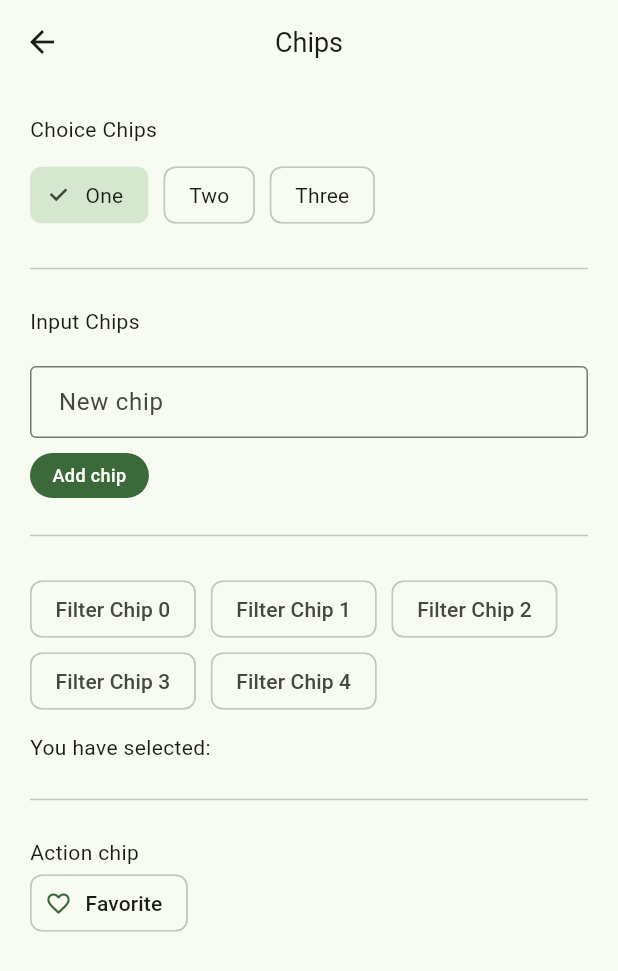
After one commit to C4co/flutter_ds1, a Flutter app: the ChipsPage screen opened by its route, on a phone screen of 412 x 824 dp. The commit adds this screen. Shown: the top 971 px of the screen. Run offline on Flutter 3.47's test engine with Material 2 defaults, Android fonts, the light colour scheme and no system bars; our stand-ins replace go_router.

Commit message:
adding new examples

```diff
--- a/lib/core/routes/router.dart
+++ b/lib/core/routes/router.dart
@@ -35,6 +35,10 @@ final router = GoRouter(
           path: 'dialog',
           builder: (context, state) => const DialogPage(),
         ),
+        GoRoute(
+          path: 'chips',
+          builder: (context, state) => const ChipsPage(),
+        ),
       ],
     ),
   ],
--- /dev/null
+++ b/lib/views/chips/chips.dart
@@ -0,0 +1,39 @@
+import 'package:ds1/ds1.dart';
+import 'package:flutter/material.dart';
+import './examples/choice_chips.dart';
+import './examples/input_chips.dart';
+import './examples/filter_chips.dart';
+import './examples/action_chip.dart';
+
+class ChipsPage extends StatefulWidget {
+  const ChipsPage({super.key});
+
+  @override
+  State<ChipsPage> createState() => _ChipsPageState();
+}
+
+class _ChipsPageState extends State<ChipsPage> {
+  @override
+  Widget build(BuildContext context) {
+    return Scaffold(
+      appBar: AppBar(
+        title: const DS1Text('Chips'),
+      ),
+      body: SingleChildScrollView(
+        padding: const EdgeInsets.all(20),
+        child: Column(
+          crossAxisAlignment: CrossAxisAlignment.start,
+          children: const [
+            ChoiceChipsExample(),
+            Divider(height: 50),
+            InputChipsExample(),
+            Divider(height: 50),
+            FilterChipsExample(),
+            Divider(height: 50),
+            ActionChipExample(),
+          ],
+        ),
+      ),
+    );
+  }
+}
--- /dev/null
+++ b/lib/views/chips/examples/action_chip.dart
@@ -0,0 +1,33 @@
+//example of chip action with one item
+
+import 'package:flutter/material.dart';
+
+class ActionChipExample extends StatefulWidget {
+  const ActionChipExample({super.key});
+
+  @override
+  State<ActionChipExample> createState() => _ActionChipExampleState();
+}
+
+class _ActionChipExampleState extends State<ActionChipExample> {
+  bool favorite = false;
+
+  @override
+  Widget build(BuildContext context) {
+    return Column(
+      crossAxisAlignment: CrossAxisAlignment.start,
+      children: <Widget>[
+        const Text('Action chip'),
+        ActionChip(
+          avatar: Icon(favorite ? Icons.favorite : Icons.favorite_border),
+          label: const Text('Favorite'),
+          onPressed: () {
+            setState(() {
+              favorite = !favorite;
+            });
+          },
+        ),
+      ],
+    );
+  }
+}
--- /dev/null
+++ b/lib/views/chips/examples/choice_chips.dart
@@ -0,0 +1,56 @@
+import 'package:flutter/material.dart';
+import 'package:ds1/ds1.dart';
+
+class ChoiceChipsExample extends StatefulWidget {
+  const ChoiceChipsExample({super.key});
+
+  @override
+  State<ChoiceChipsExample> createState() => _ChoiceChipsExampleState();
+}
+
+class _ChoiceChipsExampleState extends State<ChoiceChipsExample> {
+  int _value = 1;
+
+  @override
+  Widget build(BuildContext context) {
+    return Column(
+      crossAxisAlignment: CrossAxisAlignment.start,
+      children: [
+        const DS1Text('Choice Chips', fontSize: 14),
+        const SizedBox(height: 10),
+        Wrap(
+          spacing: 10,
+          children: [
+            ChoiceChip(
+              label: const DS1Text('One', fontSize: 14),
+              selected: _value == 1,
+              onSelected: (bool selected) {
+                setState(() {
+                  _value = selected ? 1 : 0;
+                });
+              },
+            ),
+            ChoiceChip(
+              label: const DS1Text('Two', fontSize: 14),
+              selected: _value == 2,
+              onSelected: (bool selected) {
+                setState(() {
+                  _value = selected ? 2 : 0;
+                });
+              },
+            ),
+            ChoiceChip(
+              label: const DS1Text('Three', fontSize: 14),
+              selected: _value == 3,
+              onSelected: (bool selected) {
+                setState(() {
+                  _value = selected ? 3 : 0;
+                });
+              },
+            ),
+          ],
+        ),
+      ],
+    );
+  }
+}
--- /dev/null
+++ b/lib/views/chips/examples/filter_chips.dart
@@ -0,0 +1,46 @@
+import 'package:flutter/material.dart';
+
+class FilterChipsExample extends StatefulWidget {
+  const FilterChipsExample({super.key});
+
+  @override
+  State<FilterChipsExample> createState() => _FilterChipsExampleState();
+}
+
+class _FilterChipsExampleState extends State<FilterChipsExample> {
+  final List<String> _filters = <String>[];
+
+  @override
+  Widget build(BuildContext context) {
+    return Column(
+      crossAxisAlignment: CrossAxisAlignment.start,
+      children: <Widget>[
+        Wrap(
+          spacing: 10,
+          children: List<Widget>.generate(
+            5,
+            (int index) {
+              return FilterChip(
+                label: Text('Filter Chip $index'),
+                selected: _filters.contains('Filter Chip $index'),
+                onSelected: (bool value) {
+                  setState(() {
+                    if (value) {
+                      _filters.add('Filter Chip $index');
+                    } else {
+                      _filters.removeWhere(
+                        (String name) => name == 'Filter Chip $index',
+                      );
+                    }
+                  });
+                },
+              );
+            },
+          ).toList(),
+        ),
+        const SizedBox(height: 10),
+        Text('You have selected: ${_filters.join(', ')}'),
+      ],
+    );
+  }
+}
--- /dev/null
+++ b/lib/views/chips/examples/input_chips.dart
@@ -0,0 +1,66 @@
+import 'package:ds1/ds1.dart';
+import 'package:flutter/material.dart';
+
+class InputChipsExample extends StatefulWidget {
+  const InputChipsExample({super.key});
+
+  @override
+  State<InputChipsExample> createState() => _InputChipsExampleState();
+}
+
+class _InputChipsExampleState extends State<InputChipsExample> {
+  final List<String> _chipList = <String>[];
+  final TextEditingController _textEditingController = TextEditingController();
+
+  @override
+  Widget build(BuildContext context) {
+    return Center(
+      child: Column(
+        crossAxisAlignment: CrossAxisAlignment.start,
+        children: [
+          const DS1Text('Input Chips', fontSize: 14),
+          const SizedBox(height: 10),
+          Wrap(
+            spacing: 10,
+            children: [
+              ..._chipList.map(
+                (String chip) => InputChip(
+                  label: DS1Text(chip, fontSize: 14),
+                  onDeleted: () {
+                    setState(() {
+                      _chipList.remove(chip);
+                    });
+                  },
+                ),
+              ),
+            ],
+          ),
+          const SizedBox(height: 10),
+          TextField(
+            controller: _textEditingController,
+            decoration: const InputDecoration(
+              labelText: 'New chip',
+              border: OutlineInputBorder(),
+            ),
+          ),
+          const SizedBox(height: 10),
+          DS1Button(
+            label: "Add chip",
+            size: "mini",
+            onTap: () {
+              setState(() {
+                String text = _textEditingController.text;
+
+                if (text != "") {
+                  _chipList.add(text);
+                }
+
+                _textEditingController.clear();
+              });
+            },
+          ),
+        ],
+      ),
+    );
+  }
+}
--- a/lib/views/home/tabs/components_tab.dart
+++ b/lib/views/home/tabs/components_tab.dart
@@ -49,6 +49,12 @@ class ComponentsTab extends StatelessWidget {
           title: const Text('Dialog'),
           onTap: () => context.go('/dialog'),
         ),
+        const Divider(height: 0),
+        ListTile(
+          leading: const Icon(Icons.label_rounded),
+          title: const Text('Chips'),
+          onTap: () => context.go('/chips'),
+        ),
       ],
     );
   }
--- a/lib/views/views.dart
+++ b/lib/views/views.dart
@@ -6,3 +6,4 @@ export './text/text_page.dart';
 export './bottom_sheet/bottom_sheet.dart';
 export './checkbox/checkbox_page.dart';
 export './dialog/dialog_page.dart';
+export './chips/chips.dart';
```
